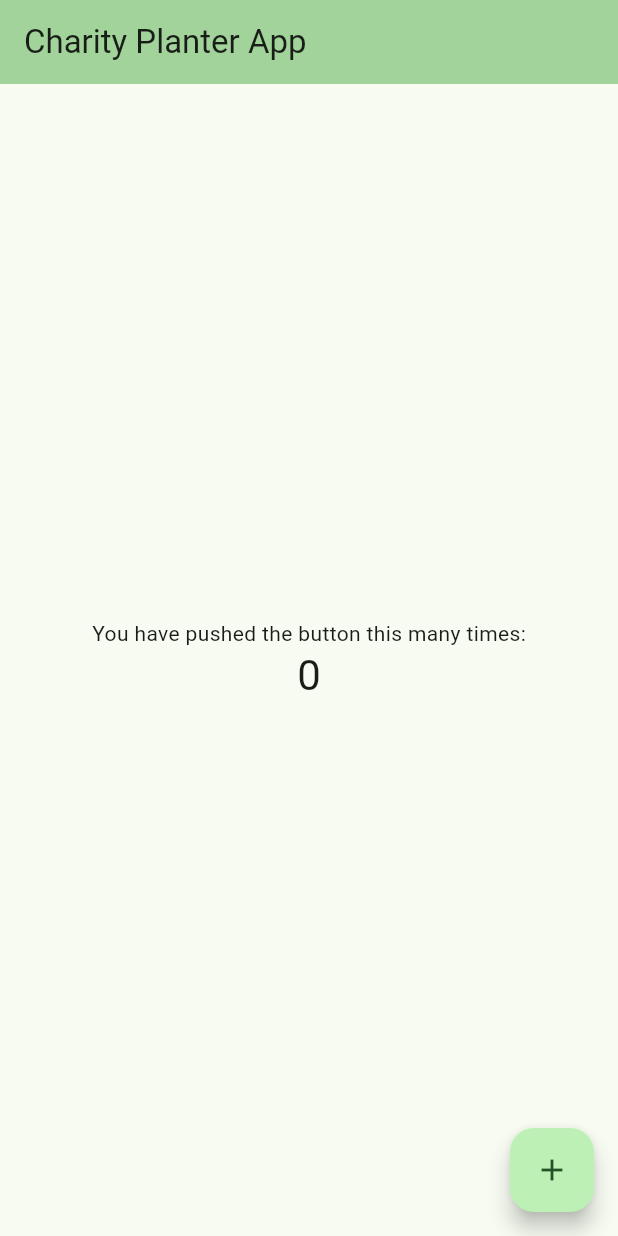
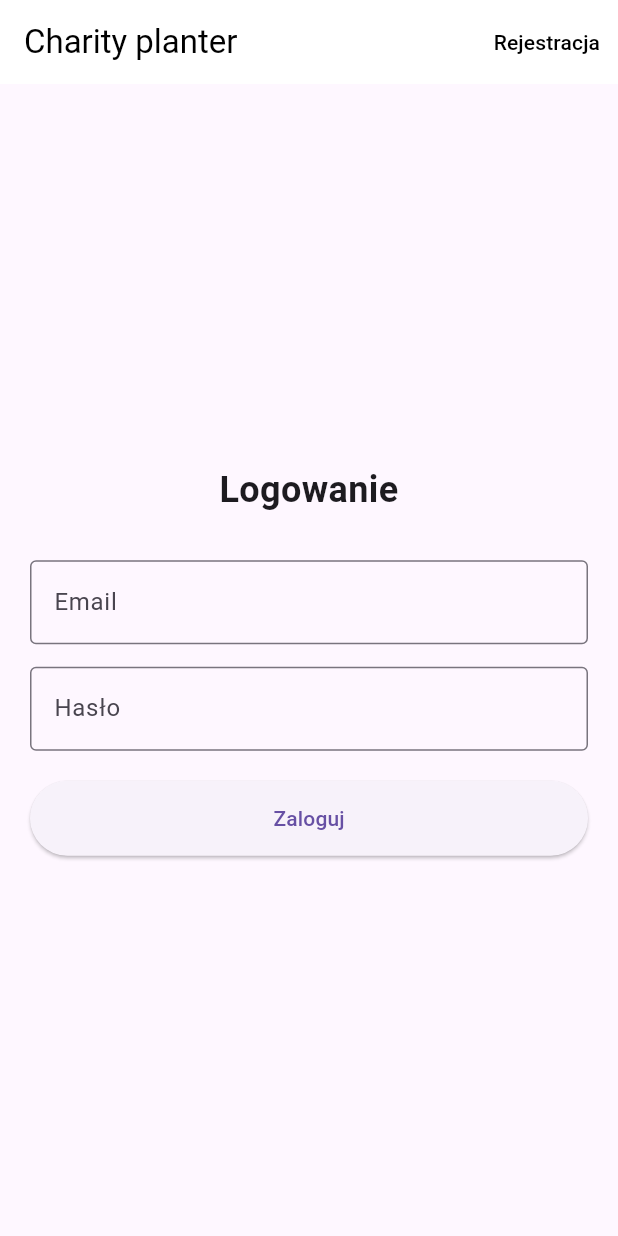
Before and after one commit to ppaczek04/Charity_planter, a Flutter app: the screen it shows after launch, on a phone screen of 412 x 824 dp. Run offline on Flutter 3.47's test engine with Material 3 defaults, Android fonts, the light colour scheme and no system bars.

Commit message:
prototype login register device-list

```diff
--- /dev/null
+++ b/app/lib/login_screen.dart
@@ -0,0 +1,81 @@
+import 'package:flutter/material.dart';
+import 'registration_screen.dart';
+import 'devices_list_screen.dart';
+
+class LoginScreen extends StatelessWidget {
+  const LoginScreen({super.key});
+
+  @override
+  Widget build(BuildContext context) {
+    return Scaffold(
+      appBar: AppBar(
+        title: const Text(
+          'Charity planter',
+          style: TextStyle(color: Colors.black),
+        ),
+        backgroundColor: Colors.white,
+        centerTitle: false,
+        actions: [
+          TextButton(
+            onPressed: () {
+              Navigator.push(
+                context,
+                MaterialPageRoute(
+                  builder: (context) => const RegistrationScreen(),
+                ),
+              );
+            },
+            child: const Text(
+              'Rejestracja',
+              style: TextStyle(color: Colors.black),
+            ),
+          ),
+        ],
+      ),
+      body: Padding(
+        padding: const EdgeInsets.all(20.0),
+        child: Column(
+          mainAxisAlignment: MainAxisAlignment.center,
+          crossAxisAlignment: CrossAxisAlignment.stretch,
+          children: [
+            const Text(
+              'Logowanie',
+              textAlign: TextAlign.center,
+              style: TextStyle(fontSize: 24, fontWeight: FontWeight.bold),
+            ),
+            const SizedBox(height: 30),
+            const TextField(
+              decoration: InputDecoration(
+                labelText: 'Email',
+                border: OutlineInputBorder(),
+              ),
+            ),
+            const SizedBox(height: 15),
+            const TextField(
+              obscureText: true,
+              decoration: InputDecoration(
+                labelText: 'Hasło',
+                border: OutlineInputBorder(),
+              ),
+            ),
+            const SizedBox(height: 20),
+            ElevatedButton(
+              onPressed: () {
+                Navigator.push(
+                  context,
+                  MaterialPageRoute(
+                    builder: (context) => const DevicesListScreen(),
+                  ),
+                );
+              },
+              style: ElevatedButton.styleFrom(
+                padding: const EdgeInsets.symmetric(vertical: 15),
+              ),
+              child: const Text('Zaloguj'),
+            ),
+          ],
+        ),
+      ),
+    );
+  }
+}
--- a/app/lib/main.dart
+++ b/app/lib/main.dart
@@ -1,5 +1,5 @@
 import 'package:flutter/material.dart';
-
+import 'login_screen.dart';
 void main() {
   runApp(const MyApp());
 }
@@ -7,116 +7,16 @@ void main() {
 class MyApp extends StatelessWidget {
   const MyApp({super.key});
 
-  // This widget is the root of your application.
   @override
   Widget build(BuildContext context) {
     return MaterialApp(
-      title: 'Flutter Demo',
+      debugShowCheckedModeBanner: false,
+      title: 'Charity Planter',
       theme: ThemeData(
-        // This is the theme of your application.
-        //
-        // TRY THIS: Try running your application with "flutter run". You'll see
-        // the application has a purple toolbar. Then, without quitting the app,
-        // try changing the seedColor in the colorScheme below to Colors.green
-        // and then invoke "hot reload" (save your changes or press the "hot
-        // reload" button in a Flutter-supported IDE, or press "r" if you used
-        // the command line to start the app).
-        //
-        // Notice that the counter didn't reset back to zero; the application
-        // state is not lost during the reload. To reset the state, use hot
-        // restart instead.
-        //
-        // This works for code too, not just values: Most code changes can be
-        // tested with just a hot reload.
-        colorScheme: .fromSeed(seedColor: Colors.green),
+        useMaterial3: true,
+        primarySwatch: Colors.green,
       ),
-      home: const MyHomePage(title: 'Charity Planter App'),
+      home: const LoginScreen(),
     );
   }
 }
-
-class MyHomePage extends StatefulWidget {
-  const MyHomePage({super.key, required this.title});
-
-  // This widget is the home page of your application. It is stateful, meaning
-  // that it has a State object (defined below) that contains fields that affect
-  // how it looks.
-
-  // This class is the configuration for the state. It holds the values (in this
-  // case the title) provided by the parent (in this case the App widget) and
-  // used by the build method of the State. Fields in a Widget subclass are
-  // always marked "final".
-
-  final String title;
-
-  @override
-  State<MyHomePage> createState() => _MyHomePageState();
-}
-
-class _MyHomePageState extends State<MyHomePage> {
-  int _counter = 0;
-
-  void _incrementCounter() {
-    setState(() {
-      // This call to setState tells the Flutter framework that something has
-      // changed in this State, which causes it to rerun the build method below
-      // so that the display can reflect the updated values. If we changed
-      // _counter without calling setState(), then the build method would not be
-      // called again, and so nothing would appear to happen.
-      _counter++;
-    });
-  }
-
-  @override
-  Widget build(BuildContext context) {
-    // This method is rerun every time setState is called, for instance as done
-    // by the _incrementCounter method above.
-    //
-    // The Flutter framework has been optimized to make rerunning build methods
-    // fast, so that you can just rebuild anything that needs updating rather
-    // than having to individually change instances of widgets.
-    return Scaffold(
-      appBar: AppBar(
-        // TRY THIS: Try changing the color here to a specific color (to
-        // Colors.amber, perhaps?) and trigger a hot reload to see the AppBar
-        // change color while the other colors stay the same.
-        backgroundColor: Theme.of(context).colorScheme.inversePrimary,
-        // Here we take the value from the MyHomePage object that was created by
-        // the App.build method, and use it to set our appbar title.
-        title: Text(widget.title),
-      ),
-      body: Center(
-        // Center is a layout widget. It takes a single child and positions it
-        // in the middle of the parent.
-        child: Column(
-          // Column is also a layout widget. It takes a list of children and
-          // arranges them vertically. By default, it sizes itself to fit its
-          // children horizontally, and tries to be as tall as its parent.
-          //
-          // Column has various properties to control how it sizes itself and
-          // how it positions its children. Here we use mainAxisAlignment to
-          // center the children vertically; the main axis here is the vertical
-          // axis because Columns are vertical (the cross axis would be
-          // horizontal).
-          //
-          // TRY THIS: Invoke "debug painting" (choose the "Toggle Debug Paint"
-          // action in the IDE, or press "p" in the console), to see the
-          // wireframe for each widget.
-          mainAxisAlignment: .center,
-          children: [
-            const Text('You have pushed the button this many times:'),
-            Text(
-              '$_counter',
-              style: Theme.of(context).textTheme.headlineMedium,
-            ),
-          ],
-        ),
-      ),
-      floatingActionButton: FloatingActionButton(
-        onPressed: _incrementCounter,
-        tooltip: 'Increment',
-        child: const Icon(Icons.add),
-      ),
-    );
-  }
-}
```
Also changed, not shown: app/lib/devices_list_screen.dart (added, +117 -0 lines), app/lib/registration_screen.dart (added, +97 -0 lines).
